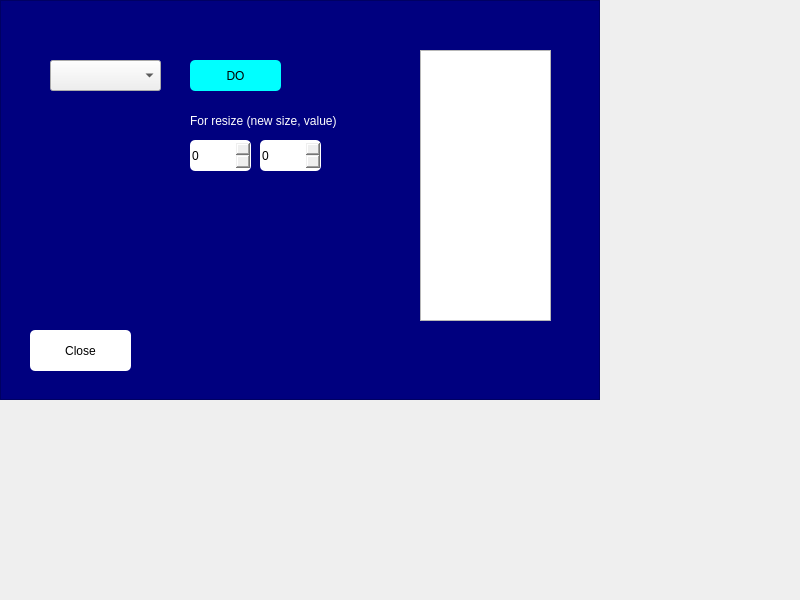
Old version of the form LR5/task2/mainwindow.ui in the repository AlexandraSkroba/Alexandra_Skroba_153504_2sem.
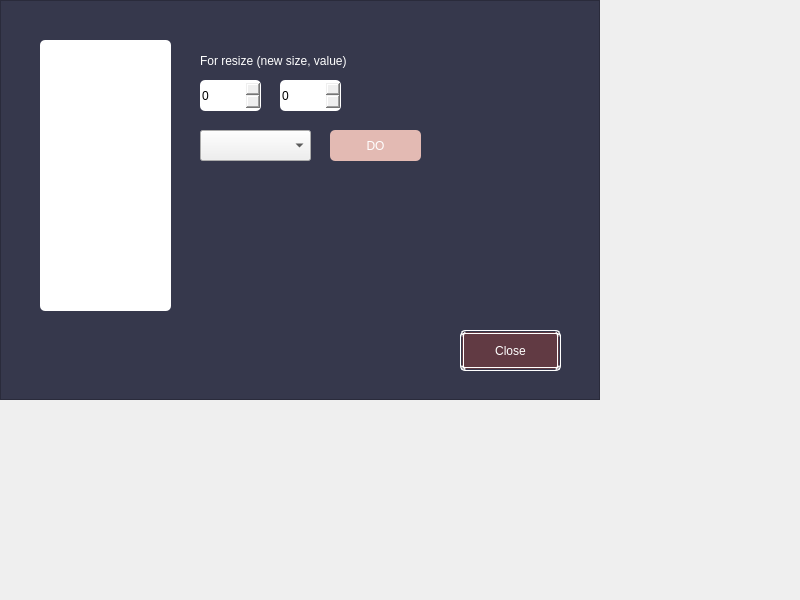
New version of the form.

```diff
--- a/LR5/task2/mainwindow.ui
+++ b/LR5/task2/mainwindow.ui
@@ -24,14 +24,15 @@
      </rect>
     </property>
     <property name="styleSheet">
-     <string notr="true">background-color: rgb(0, 0, 127);</string>
+     <string notr="true">background-color: #36384C;
+</string>
     </property>
    </widget>
    <widget class="QComboBox" name="comboBox">
     <property name="geometry">
      <rect>
-      <x>50</x>
-      <y>60</y>
+      <x>200</x>
+      <y>130</y>
       <width>111</width>
       <height>31</height>
      </rect>
@@ -40,16 +41,17 @@
    <widget class="QPushButton" name="Open">
     <property name="geometry">
      <rect>
-      <x>190</x>
-      <y>60</y>
+      <x>330</x>
+      <y>130</y>
       <width>91</width>
       <height>31</height>
      </rect>
     </property>
     <property name="styleSheet">
-     <string notr="true">background-color: rgb(0, 255, 255);
+     <string notr="true">background-color: #E3BAB3;
+color: rgb(255, 255, 255);
+font: 700 13pt &quot;Montserrat&quot;;
 border-radius:5px;
-font: 700 13pt &quot;Small Fonts&quot;;
 </string>
     </property>
     <property name="text">
@@ -59,18 +61,22 @@
    <widget class="QTextEdit" name="textEdit">
     <property name="geometry">
      <rect>
-      <x>420</x>
-      <y>50</y>
+      <x>40</x>
+      <y>40</y>
       <width>131</width>
       <height>271</height>
      </rect>
     </property>
+    <property name="styleSheet">
+     <string notr="true">border-radius:5px;
+background-color: rgb(255, 255, 255);</string>
+    </property>
    </widget>
    <widget class="QSpinBox" name="NewSize">
     <property name="geometry">
      <rect>
-      <x>190</x>
-      <y>140</y>
+      <x>200</x>
+      <y>80</y>
       <width>61</width>
       <height>31</height>
      </rect>
@@ -82,8 +88,8 @@
    <widget class="QSpinBox" name="Value">
     <property name="geometry">
      <rect>
-      <x>260</x>
-      <y>140</y>
+      <x>280</x>
+      <y>80</y>
       <width>61</width>
       <height>31</height>
      </rect>
@@ -95,8 +101,8 @@
    <widget class="QLabel" name="label">
     <property name="geometry">
      <rect>
-      <x>190</x>
-      <y>100</y>
+      <x>200</x>
+      <y>40</y>
       <width>191</width>
       <height>41</height>
      </rect>
@@ -112,16 +118,19 @@
    <widget class="QPushButton" name="Close">
     <property name="geometry">
      <rect>
-      <x>30</x>
+      <x>460</x>
       <y>330</y>
       <width>101</width>
       <height>41</height>
      </rect>
     </property>
     <property name="styleSheet">
-     <string notr="true">font: 700 13pt &quot;Small Fonts&quot;;
-border-radius:5px;
-background-color: rgb(255, 255, 255);</string>
+     <string notr="true">border-radius:5px;
+background-color: #613A43;
+border: 4px double white;
+font: 700 13pt &quot;Montserrat&quot;;
+color: rgb(255, 255, 255);
+</string>
     </property>
     <property name="text">
      <string>Close</string>
```
